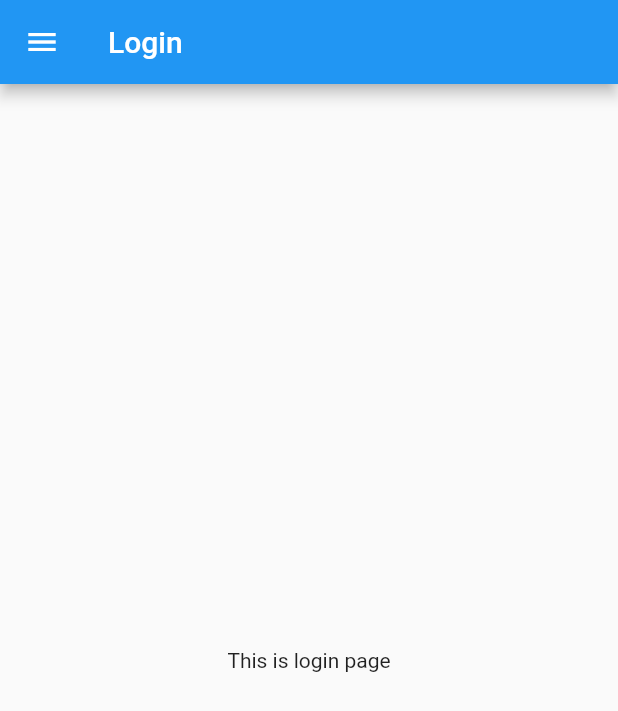
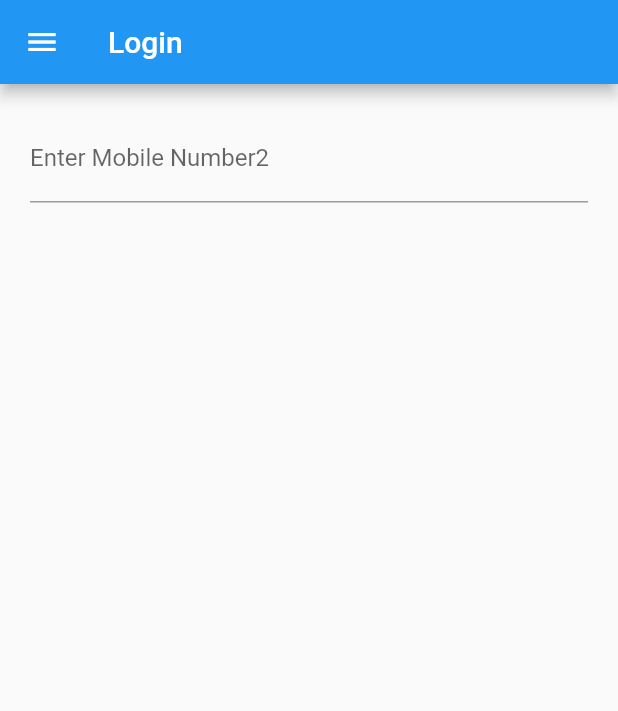
Before and after one commit to sattar-kuet/CourierMerchantApp, a Flutter app: the screen it shows after launch, on a phone screen of 412 x 824 dp. Shown: the top 711 px of the screen. Run offline on Flutter 3.47's test engine with Material 2 defaults, Android fonts, the phone set to English and light mode, and no system bars.

```diff
--- a/lib/fragments/login.dart
+++ b/lib/fragments/login.dart
@@ -1,9 +1,15 @@
 import 'package:flutter/material.dart';
 import '../common/menu_drawer.dart';
 
-class LoginPage extends StatelessWidget {
+class LoginPage extends StatefulWidget {
   static const String routeName = '/loginPage';
 
+  @override
+  State<LoginPage> createState() => _LoginPageState();
+}
+
+class _LoginPageState extends State<LoginPage> {
+  final mobileTxtField = TextEditingController();
   @override
   Widget build(BuildContext context) {
     return new Scaffold(
@@ -11,6 +17,27 @@ class LoginPage extends StatelessWidget {
           title: Text("Login"),
         ),
         drawer: MenuDrawer(),
-        body: Center(child: Text("This is login page")));
+        body: Column(children: [
+          Padding(padding: const EdgeInsets.all(20.0),
+          child: TextField(
+             decoration: const InputDecoration(
+                border: UnderlineInputBorder(),
+                labelText: 'Enter Mobile Number2',
+              ),
+          ),
+          )
+        ]),
+        // body: Center(
+        //   child: Padding(
+        //   padding: const EdgeInsets.all(20.0),
+        //   child: TextFormField(
+        //       decoration: const InputDecoration(
+        //         border: UnderlineInputBorder(),
+        //         labelText: 'Enter Mobile Number',
+        //       ),
+        //     ),
+        // ),
+
+       );
   }
 }
```
